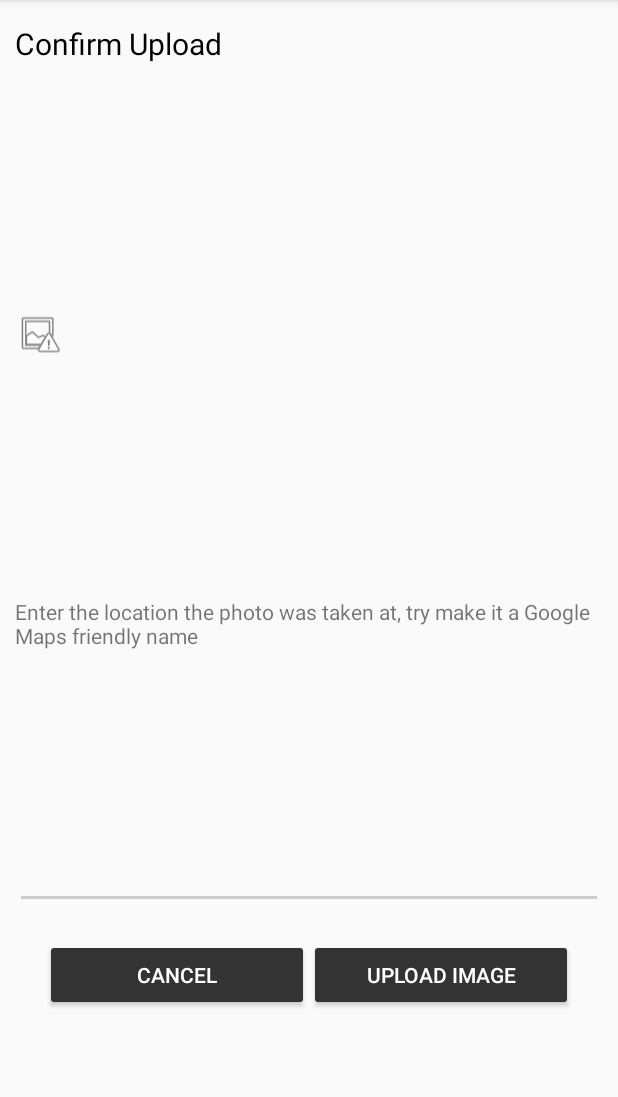
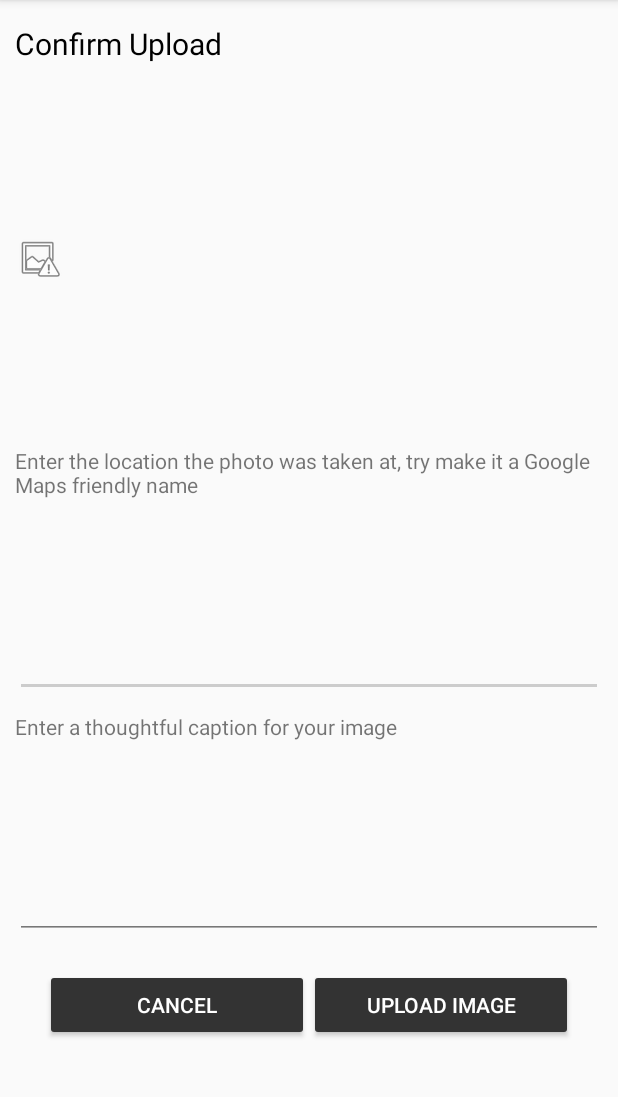
Before and after one commit to VoltarianCode/hanselgram-android, an Android app: the ConfirmationActivity screen opened directly, with no data from a screen before it, on a phone screen of 412 x 824 dp, the part 84-1181 px from its top. Run offline under Robolectric (Android 15) with nearby library versions, the phone set to English and light mode, and no system bars; libraries missing offline, so code that uses them is left out: com.parse.

Commit message:
added captions, locations, and upload dates to images, fixed some bugs

```diff
--- a/app/src/main/java/app/voltarian/hanselgram/ConfirmationActivity.java
+++ b/app/src/main/java/app/voltarian/hanselgram/ConfirmationActivity.java
@@ -36,7 +36,8 @@ import java.nio.channels.FileChannel;
 
 public class ConfirmationActivity extends AppCompatActivity {
 
-
+    EditText location_from_user;
+    EditText caption_from_user;
     Uri selectedImage;
     @Override
     protected void onCreate(Bundle savedInstanceState) {
@@ -54,8 +55,11 @@ public class ConfirmationActivity extends AppCompatActivity {
         Button upload = (Button) findViewById(R.id.confirmUploadButton);
         Button cancel = (Button) findViewById(R.id.cancelUploadButton);
 
-        EditText location_from_user = (EditText) findViewById(R.id.location_from_user);
-        location_from_user.setOnKeyListener(new View.OnKeyListener() {
+        location_from_user = (EditText) findViewById(R.id.location_from_user);
+        caption_from_user = (EditText) findViewById(R.id.caption_from_user);
+
+
+        caption_from_user.setOnKeyListener(new View.OnKeyListener() {
             @Override
             public boolean onKey(View view, int i, KeyEvent keyEvent) {
                 if (i == KeyEvent.KEYCODE_ENTER && keyEvent.getAction() == KeyEvent.ACTION_DOWN) {
@@ -170,10 +174,10 @@ public class ConfirmationActivity extends AppCompatActivity {
             int width = mutableBitmap.getWidth();
 
             if (width > 3000){
-                mutableBitmap = getResizedBitmap(mutableBitmap, width/3, height/3);
+                mutableBitmap = getResizedBitmap(mutableBitmap, width/4, height/4);
                 //mutableBitmap.setWidth(mutableBitmap.getWidth()/3);
             } else if (width > 2000){
-                mutableBitmap = getResizedBitmap(mutableBitmap, width/2, height/2);
+                mutableBitmap = getResizedBitmap(mutableBitmap, width/3, height/3);
                 //mutableBitmap.setWidth(mutableBitmap.getWidth()/2);
             }
 
@@ -182,6 +186,8 @@ public class ConfirmationActivity extends AppCompatActivity {
             byte [] byteArray = stream.toByteArray();
             ParseFile file = new ParseFile("image.webp", byteArray);
             ParseObject object = new ParseObject("Image");
+            object.put("location", location_from_user.getText().toString());
+            object.put("caption", caption_from_user.getText().toString());
             object.put("image", file);
             object.put("username", ParseUser.getCurrentUser().getUsername());
             object.saveInBackground(new SaveCallback() {
--- a/app/src/main/res/layout/activity_confirmation.xml
+++ b/app/src/main/res/layout/activity_confirmation.xml
@@ -8,46 +8,67 @@
     android:orientation="vertical"
     android:padding="10dp"
     tools:context="app.voltarian.hanselgram.ConfirmationActivity">
+
     <TextView
+        android:id="@+id/confirm_upload"
         android:layout_width="match_parent"
         android:layout_height="wrap_content"
+        android:layout_marginTop="5dp"
         android:textColor="@color/black"
-        android:layout_marginTop="5dp"
-        android:textSize="20dp"
-        android:id="@+id/confirm_upload"/>
+        android:textSize="20dp" />
+
     <ImageView
         android:id="@+id/image_for_upload"
         android:layout_width="wrap_content"
         android:layout_height="wrap_content"
+        android:layout_centerHorizontal="true"
         android:layout_marginTop="5dp"
         android:layout_weight="5"
-        android:layout_centerHorizontal="true"
         app:srcCompat="@android:drawable/ic_menu_report_image" />
 
     <TextView
+        android:id="@+id/location_prompt"
         android:layout_width="wrap_content"
         android:layout_height="wrap_content"
-        android:id="@+id/location_prompt"
         android:layout_weight="1"
-        android:text="@string/location_prompt"/>
+        android:text="@string/location_prompt" />
 
     <EditText
         android:id="@+id/location_from_user"
         android:layout_width="wrap_content"
         android:layout_height="wrap_content"
+        android:layout_centerHorizontal="true"
         android:layout_weight="1"
+        android:ems="20"
+        android:inputType="text"
+        android:textColor="@color/black"
+        android:theme="@style/AppTheme.Dark" />
+
+    <TextView
+        android:id="@+id/caption_prompt"
+        android:layout_width="wrap_content"
+        android:layout_height="wrap_content"
+        android:layout_weight="1"
+        android:layout_marginTop="10dp"
+        android:text="@string/caption_prompt" />
+
+    <EditText
+        android:id="@+id/caption_from_user"
+        android:layout_width="wrap_content"
+        android:layout_height="wrap_content"
         android:layout_centerHorizontal="true"
+        android:layout_weight="1"
         android:ems="20"
+        android:inputType="text"
         android:textColor="@color/black"
-        android:inputType="text"
         android:theme="@style/AppTheme.Dark" />
 
     <LinearLayout
         android:layout_width="match_parent"
         android:layout_height="wrap_content"
         android:layout_margin="20dp"
+        android:layout_marginTop="20dp"
         android:layout_weight="1"
-        android:layout_marginTop="20dp"
         android:orientation="horizontal">
 
         <Button
--- a/app/src/main/res/values/strings.xml
+++ b/app/src/main/res/values/strings.xml
@@ -16,5 +16,7 @@
         completions."
     </string>
     <string name="location_prompt">Enter the location the photo was taken at, try make it a Google Maps friendly name</string>
+    <string name="caption_prompt">Enter a thoughtful caption for your image</string>
+
 
 </resources>
```
Also changed, not shown: app/src/main/java/app/voltarian/hanselgram/Image.java (added, +48 -0 lines), app/src/main/java/app/voltarian/hanselgram/ImageArrayAdapter.java (added, +65 -0 lines), app/src/main/java/app/voltarian/hanselgram/LoginActivity.java (+5 -6 lines), app/src/main/java/app/voltarian/hanselgram/MainActivity.java (+5 -2 lines), app/src/main/java/app/voltarian/hanselgram/SignupActivity.java (+19 -1 lines), app/src/main/java/app/voltarian/hanselgram/UserFeedActivity.java (+52 -8 lines), app/src/main/res/layout/activity_user_feed.xml (+9 -7 lines), app/src/main/res/layout/picture_feed.xml (added, +41 -0 lines).
